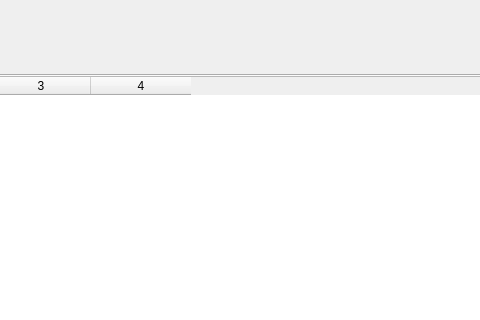
Old version of the form source/ui/resources/FirDetailsWindow.ui in the repository Vatsinator/vatsinator-legacy; both pictures show x 222 to 702 and y 0 to 320 of the 800 by 500 pixel window.
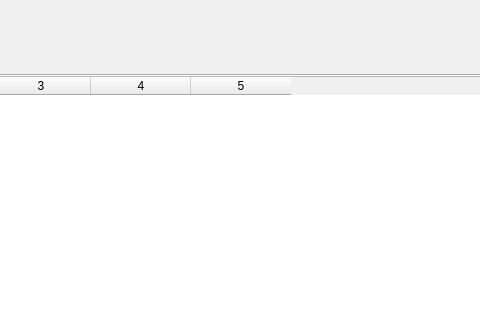
New version of the form. The open tabs and pages were chosen to show the change. Icons and pictures are not drawn.

What changed in the file:
```diff
--- a/source/ui/resources/FirDetailsWindow.ui
+++ b/source/ui/resources/FirDetailsWindow.ui
@@ -233,7 +233,7 @@
       <bool>false</bool>
      </property>
      <property name="columnCount">
-      <number>4</number>
+      <number>5</number>
      </property>
      <attribute name="verticalHeaderVisible">
       <bool>false</bool>
@@ -242,6 +242,7 @@
      <column/>
      <column/>
      <column/>
+     <column/>
     </widget>
    </widget>
   </widget>
```
